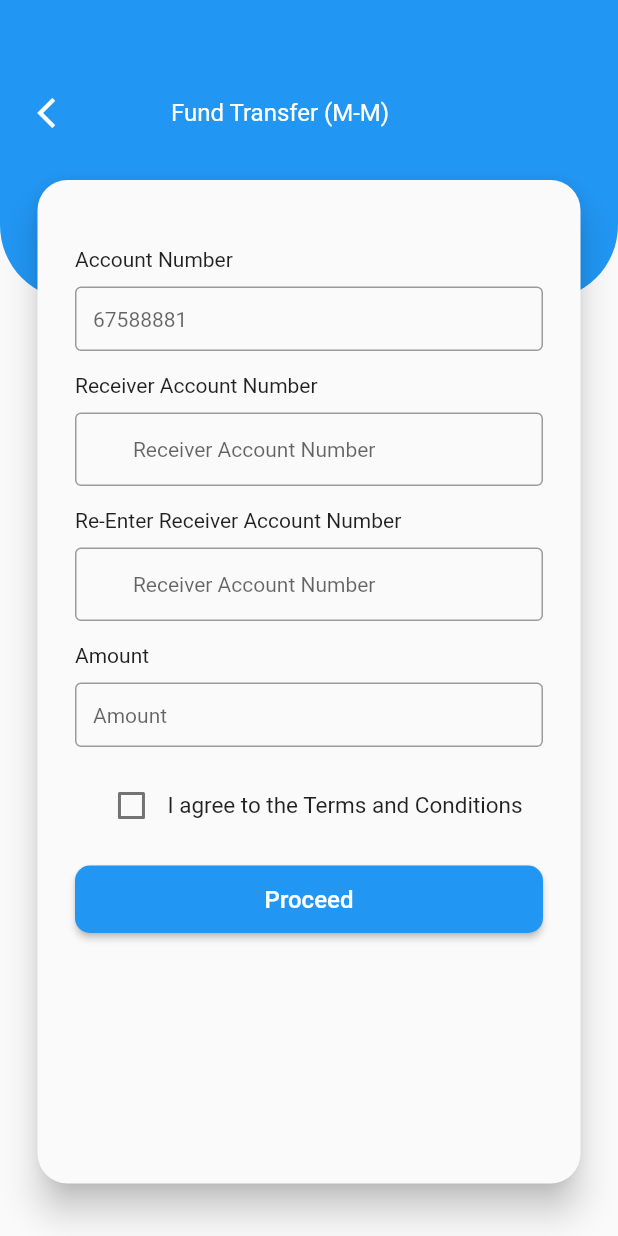
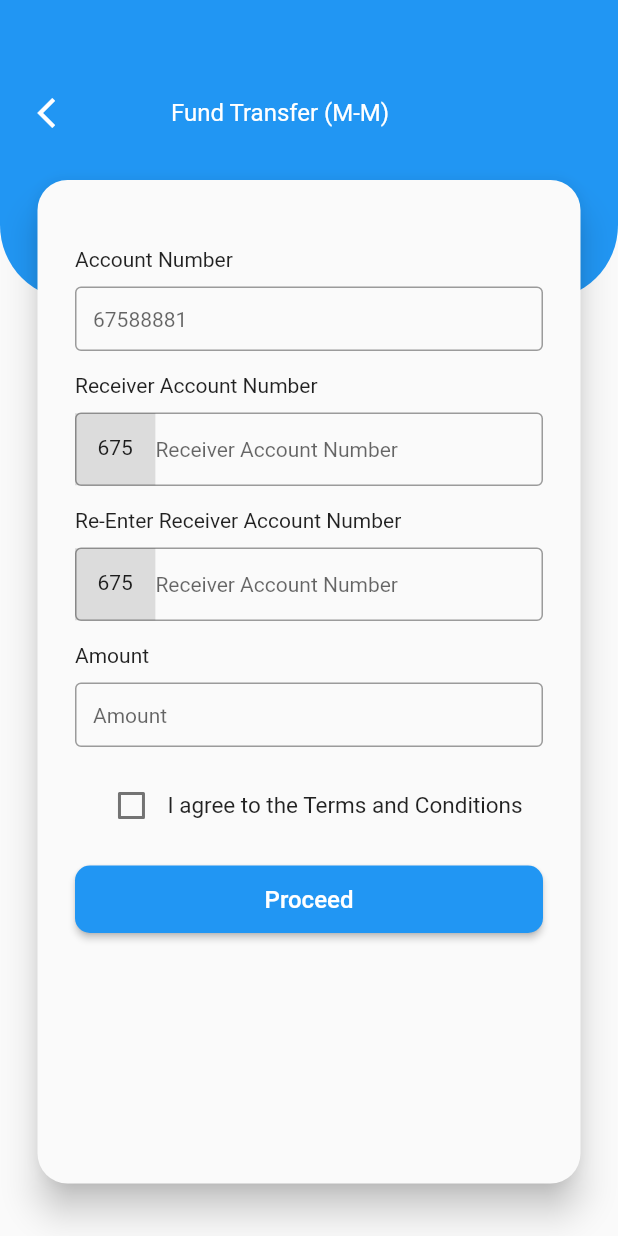
Before and after one commit to sajanaka00/Flutter-Demo, a Flutter app: the screen it shows after launch, after a tap on "Proceed", on a phone screen of 412 x 824 dp. Run offline on Flutter 3.47's test engine with Material 2 defaults, Android fonts, the phone set to English and light mode, and no system bars; our stand-ins replace firebase_database; accounts and stored records are empty.

Commit message:
Initial commit

```diff
--- a/lib/main.dart
+++ b/lib/main.dart
@@ -1,4 +1,6 @@
 import 'package:flutter/material.dart';
+import 'package:firebase_database/firebase_database.dart';
+import 'package:firebase_database/ui/firebase_animated_list.dart';
 
 void main() {
   runApp(MyApp());
@@ -10,6 +12,13 @@ class MyApp extends StatefulWidget {
 }
 
 class _MyHomePageState extends State<MyApp> {
+  final dbRef = FirebaseDatabase.instance.reference();
+
+  TextEditingController accNumController = new TextEditingController();
+  TextEditingController receiverAccNumController = new TextEditingController();
+  TextEditingController reEnterReceiverAccNumController = new TextEditingController();
+  TextEditingController amountController = new TextEditingController();
+
   bool checkboxValue = false;
 
   @override
@@ -71,6 +80,7 @@ class _MyHomePageState extends State<MyApp> {
                         Text("Account Number", style: TextStyle(fontSize: 14.0),),
                         SizedBox(height: 10),
                         TextField(
+                          controller: accNumController,
                           decoration: InputDecoration(
                             border: OutlineInputBorder(),
                             hintText: '67588881',
@@ -83,10 +93,18 @@ class _MyHomePageState extends State<MyApp> {
                         Text("Receiver Account Number", style: TextStyle(fontSize: 14.0),),
                         SizedBox(height: 10),
                         TextField(
+                          controller: receiverAccNumController,
                           decoration: InputDecoration(
                             border: OutlineInputBorder(),
                             hintText: 'Receiver Account Number',
-                            prefixText: '675',
+                            // prefixText: '675',
+                              prefixIcon: Container(
+                                color: Colors.black12,
+                                child: Container(
+                                  margin: EdgeInsets.all(15),
+                                  child: Text("675"),
+                                ),
+                              ),
                             isDense: true,
                               contentPadding: EdgeInsets.all(15),
                               prefixStyle: TextStyle(backgroundColor: Colors.black12),
@@ -97,10 +115,17 @@ class _MyHomePageState extends State<MyApp> {
                         Text("Re-Enter Receiver Account Number", style: TextStyle(fontSize: 14.0),),
                         SizedBox(height: 10),
                         TextField(
+                          controller: reEnterReceiverAccNumController,
                           decoration: InputDecoration(
                             border: OutlineInputBorder(),
                             hintText: 'Receiver Account Number',
-                            prefixText: '675',
+                            prefixIcon: Container(
+                              color: Colors.black12,
+                              child: Container(
+                                margin: EdgeInsets.all(15),
+                                child: Text("675"),
+                              ),
+                            ),
                             isDense: true,
                               contentPadding: EdgeInsets.all(15),
                               prefixStyle: TextStyle(backgroundColor: Colors.black12),
@@ -111,6 +136,7 @@ class _MyHomePageState extends State<MyApp> {
                         Text("Amount", style: TextStyle(fontSize: 14.0),),
                         SizedBox(height: 10),
                         TextField(
+                          controller: amountController,
                           decoration: InputDecoration(
                             border: OutlineInputBorder(),
                             hintText: 'Amount',
@@ -146,7 +172,9 @@ class _MyHomePageState extends State<MyApp> {
                               shape: RoundedRectangleBorder(
                                   borderRadius: BorderRadius.circular(10)
                               ),
-                              onPressed: () {},
+                              onPressed: () {
+                                proceedData();
+                              },
                               color: Colors.blue,
                             ),
                           ),
@@ -162,4 +190,22 @@ class _MyHomePageState extends State<MyApp> {
       ),
     );
   }
+
+  void proceedData() {
+    dbRef.child("1").set({
+      'Account Number': accNumController.text,
+      'Receiver Account Number': '675' + receiverAccNumController.text,
+      'Amount': amountController.text
+    });
+
+    clearTextInput();
+  }
+
+  void clearTextInput() {
+    accNumController.clear();
+    receiverAccNumController.clear();
+    reEnterReceiverAccNumController.clear();
+    amountController.clear();
+  }
+
 }
--- a/pubspec.yaml
+++ b/pubspec.yaml
@@ -28,6 +28,8 @@ dependencies:
   # The following adds the Cupertino Icons font to your application.
   # Use with the CupertinoIcons class for iOS style icons.
   cupertino_icons: ^1.0.2
+  firebase_database: ^0.4.1
+  firebase_core: any
 
 dev_dependencies:
   flutter_test:
```
Also changed, not shown: pubspec.lock, 3 other files.
